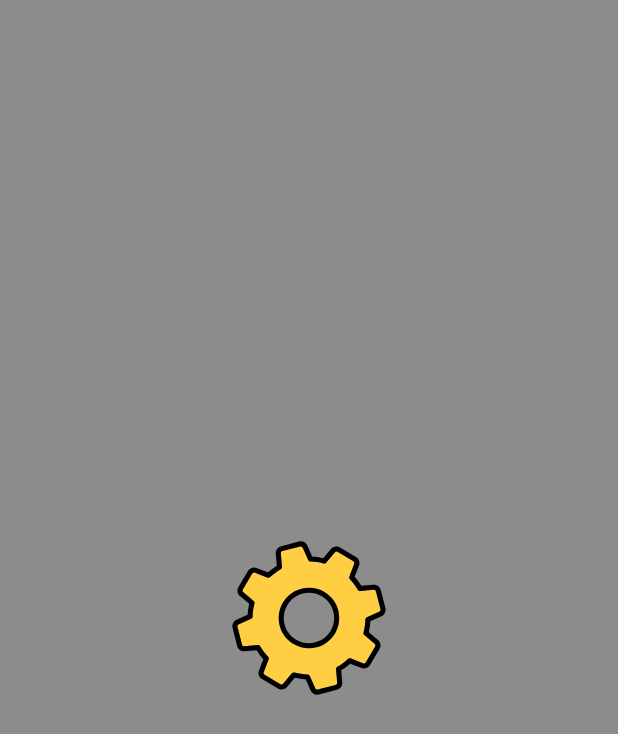
After one commit to Platinovan/ProyectoAppInventor, an Android app: the layout cargando.xml on its own in the app's theme, with its tools: preview values and no code run, on a phone screen of 412 x 824 dp. The commit adds this screen. Shown: the top 734 px of the screen. Run offline under Robolectric (Android 15) with nearby library versions, the phone set to English and light mode, and no system bars.

```diff
--- a/app/src/main/res/layout/activity_main.xml
+++ b/app/src/main/res/layout/activity_main.xml
@@ -38,11 +38,11 @@
     <com.airbnb.lottie.LottieAnimationView
         android:layout_width="320dp"
         android:layout_height="320dp"
-        app:lottie_rawRes="@raw/ovni"
+        android:layout_centerHorizontal="true"
         android:layout_marginTop="165sp"
-        android:layout_centerHorizontal="true"
+        app:lottie_autoPlay="true"
         app:lottie_loop="true"
-        app:lottie_autoPlay="true"/>
+        app:lottie_rawRes="@raw/ovni" />
 
     <androidx.appcompat.widget.AppCompatButton
         android:id="@+id/botonRegistro"
--- a/app/src/main/res/layout/activity_registro.xml
+++ b/app/src/main/res/layout/activity_registro.xml
@@ -113,4 +113,5 @@
         android:rotation="-5"
         android:layout_marginBottom="35sp"/>
 
+
 </RelativeLayout>
--- /dev/null
+++ b/app/src/main/res/layout/cargando.xml
@@ -0,0 +1,24 @@
+<?xml version="1.0" encoding="utf-8"?>
+<RelativeLayout
+    android:id="@+id/CargandoLayout"
+    xmlns:android="http://schemas.android.com/apk/res/android"
+    android:layout_width="match_parent"
+    android:layout_height="match_parent"
+    xmlns:app="http://schemas.android.com/apk/res-auto"
+    android:orientation="vertical"
+    android:layout_gravity="center"
+    android:background="#73000000">
+
+    <!-- Animacion de el icono de carga -->
+    <com.airbnb.lottie.LottieAnimationView
+        android:layout_width="320dp"
+        android:layout_height="320dp"
+        android:layout_centerHorizontal="true"
+        android:layout_centerVertical="true"
+        app:lottie_autoPlay="true"
+        app:lottie_loop="true"
+        app:lottie_rawRes="@raw/cargando"
+        android:background="@android:color/transparent" />
+
+
+</RelativeLayout>
```
Also changed, not shown: app/src/main/assets/cargando.json (added, +1 -0 lines), app/src/main/java/com/tarea/proyectoappinventor/Juego.java (+19 -0 lines), app/src/main/java/com/tarea/proyectoappinventor/MenuOpciones.java (+24 -1 lines), app/src/main/res/raw/cargando.json (added, +1 -0 lines).
